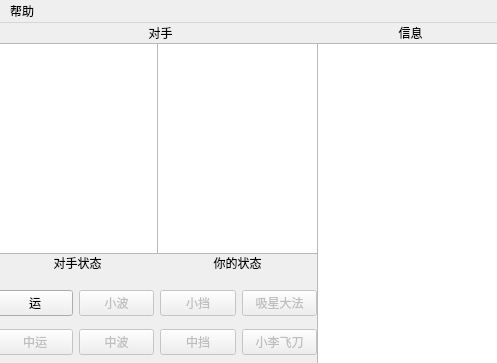
First picture: the form in yun.ui, repository Hayaking/yun, before the edit.
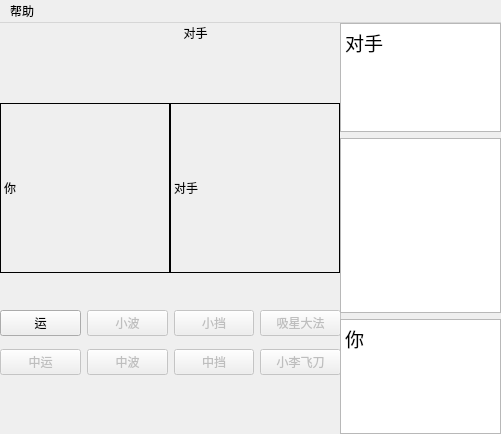
Second picture: the form after the edit.

What changed in the file:
```diff
--- a/yun.ui
+++ b/yun.ui
@@ -9,8 +9,8 @@
    <rect>
     <x>0</x>
     <y>0</y>
-    <width>497</width>
-    <height>363</height>
+    <width>501</width>
+    <height>434</height>
    </rect>
   </property>
   <property name="windowTitle">
@@ -23,9 +23,9 @@
    <widget class="QWidget" name="verticalLayoutWidget">
     <property name="geometry">
      <rect>
-      <x>-3</x>
-      <y>260</y>
-      <width>320</width>
+      <x>0</x>
+      <y>280</y>
+      <width>341</width>
       <height>81</height>
      </rect>
     </property>
@@ -112,98 +112,12 @@
      </item>
     </layout>
    </widget>
-   <widget class="QTextEdit" name="textEdit">
-    <property name="geometry">
-     <rect>
-      <x>-3</x>
-      <y>20</y>
-      <width>161</width>
-      <height>211</height>
-     </rect>
-    </property>
-    <property name="font">
-     <font>
-      <family>微软雅黑</family>
-      <pointsize>14</pointsize>
-     </font>
-    </property>
-    <property name="documentTitle">
-     <string/>
-    </property>
-    <property name="readOnly">
-     <bool>true</bool>
-    </property>
-   </widget>
-   <widget class="QTextEdit" name="textEdit_3">
-    <property name="geometry">
-     <rect>
-      <x>317</x>
-      <y>20</y>
-      <width>181</width>
-      <height>321</height>
-     </rect>
-    </property>
-   </widget>
-   <widget class="QTextEdit" name="textEdit_2">
-    <property name="geometry">
-     <rect>
-      <x>157</x>
-      <y>20</y>
-      <width>161</width>
-      <height>211</height>
-     </rect>
-    </property>
-    <property name="font">
-     <font>
-      <family>微软雅黑</family>
-      <pointsize>14</pointsize>
-     </font>
-    </property>
-    <property name="readOnly">
-     <bool>true</bool>
-    </property>
-   </widget>
-   <widget class="QLabel" name="label">
-    <property name="geometry">
-     <rect>
-      <x>-3</x>
-      <y>230</y>
-      <width>161</width>
-      <height>20</height>
-     </rect>
-    </property>
-    <property name="layoutDirection">
-     <enum>Qt::RightToLeft</enum>
-    </property>
-    <property name="text">
-     <string>对手状态</string>
-    </property>
-    <property name="alignment">
-     <set>Qt::AlignCenter</set>
-    </property>
-   </widget>
-   <widget class="QLabel" name="label_2">
-    <property name="geometry">
-     <rect>
-      <x>157</x>
-      <y>230</y>
-      <width>161</width>
-      <height>20</height>
-     </rect>
-    </property>
-    <property name="text">
-     <string>你的状态</string>
-    </property>
-    <property name="alignment">
-     <set>Qt::AlignCenter</set>
-    </property>
-   </widget>
    <widget class="QLabel" name="label_3">
     <property name="geometry">
      <rect>
       <x>0</x>
       <y>0</y>
-      <width>321</width>
+      <width>391</width>
       <height>20</height>
      </rect>
     </property>
@@ -214,20 +128,120 @@
      <set>Qt::AlignCenter</set>
     </property>
    </widget>
-   <widget class="QLabel" name="label_4">
+   <widget class="QWidget" name="verticalLayoutWidget_2">
     <property name="geometry">
      <rect>
-      <x>320</x>
+      <x>340</x>
       <y>0</y>
-      <width>181</width>
-      <height>20</height>
+      <width>161</width>
+      <height>411</height>
      </rect>
     </property>
+    <layout class="QVBoxLayout" name="verticalLayout">
+     <item>
+      <widget class="QTextEdit" name="textEdit">
+       <property name="maximumSize">
+        <size>
+         <width>199</width>
+         <height>126</height>
+        </size>
+       </property>
+       <property name="font">
+        <font>
+         <family>微软雅黑</family>
+         <pointsize>14</pointsize>
+        </font>
+       </property>
+       <property name="documentTitle">
+        <string/>
+       </property>
+       <property name="readOnly">
+        <bool>true</bool>
+       </property>
+       <property name="html">
+        <string>&lt;!DOCTYPE HTML PUBLIC &quot;-//W3C//DTD HTML 4.0//EN&quot; &quot;http://www.w3.org/TR/REC-html40/strict.dtd&quot;&gt;
+&lt;html&gt;&lt;head&gt;&lt;meta name=&quot;qrichtext&quot; content=&quot;1&quot; /&gt;&lt;style type=&quot;text/css&quot;&gt;
+p, li { white-space: pre-wrap; }
+&lt;/style&gt;&lt;/head&gt;&lt;body style=&quot; font-family:'微软雅黑'; font-size:14pt; font-weight:400; font-style:normal;&quot;&gt;
+&lt;p style=&quot; margin-top:0px; margin-bottom:0px; margin-left:0px; margin-right:0px; -qt-block-indent:0; text-indent:0px;&quot;&gt;对手&lt;/p&gt;
+&lt;p style=&quot;-qt-paragraph-type:empty; margin-top:0px; margin-bottom:0px; margin-left:0px; margin-right:0px; -qt-block-indent:0; text-indent:0px;&quot;&gt;&lt;br /&gt;&lt;/p&gt;&lt;/body&gt;&lt;/html&gt;</string>
+       </property>
+      </widget>
+     </item>
+     <item>
+      <widget class="QTextEdit" name="textEdit_3">
+       <property name="minimumSize">
+        <size>
+         <width>0</width>
+         <height>175</height>
+        </size>
+       </property>
+      </widget>
+     </item>
+     <item>
+      <widget class="QTextEdit" name="textEdit_2">
+       <property name="maximumSize">
+        <size>
+         <width>16777215</width>
+         <height>132</height>
+        </size>
+       </property>
+       <property name="font">
+        <font>
+         <family>微软雅黑</family>
+         <pointsize>14</pointsize>
+        </font>
+       </property>
+       <property name="readOnly">
+        <bool>true</bool>
+       </property>
+       <property name="html">
+        <string>&lt;!DOCTYPE HTML PUBLIC &quot;-//W3C//DTD HTML 4.0//EN&quot; &quot;http://www.w3.org/TR/REC-html40/strict.dtd&quot;&gt;
+&lt;html&gt;&lt;head&gt;&lt;meta name=&quot;qrichtext&quot; content=&quot;1&quot; /&gt;&lt;style type=&quot;text/css&quot;&gt;
+p, li { white-space: pre-wrap; }
+&lt;/style&gt;&lt;/head&gt;&lt;body style=&quot; font-family:'微软雅黑'; font-size:14pt; font-weight:400; font-style:normal;&quot;&gt;
+&lt;p style=&quot; margin-top:0px; margin-bottom:0px; margin-left:0px; margin-right:0px; -qt-block-indent:0; text-indent:0px;&quot;&gt;你&lt;/p&gt;&lt;/body&gt;&lt;/html&gt;</string>
+       </property>
+      </widget>
+     </item>
+    </layout>
+   </widget>
+   <widget class="QLabel" name="image_u">
+    <property name="geometry">
+     <rect>
+      <x>0</x>
+      <y>80</y>
+      <width>170</width>
+      <height>170</height>
+     </rect>
+    </property>
+    <property name="autoFillBackground">
+     <bool>true</bool>
+    </property>
+    <property name="frameShape">
+     <enum>QFrame::Box</enum>
+    </property>
     <property name="text">
-     <string>信息</string>
+     <string>你</string>
     </property>
-    <property name="alignment">
-     <set>Qt::AlignCenter</set>
+   </widget>
+   <widget class="QLabel" name="image_opp">
+    <property name="geometry">
+     <rect>
+      <x>170</x>
+      <y>80</y>
+      <width>170</width>
+      <height>170</height>
+     </rect>
+    </property>
+    <property name="autoFillBackground">
+     <bool>true</bool>
+    </property>
+    <property name="frameShape">
+     <enum>QFrame::Box</enum>
+    </property>
+    <property name="text">
+     <string>对手</string>
     </property>
    </widget>
   </widget>
@@ -236,7 +250,7 @@
     <rect>
      <x>0</x>
      <y>0</y>
-     <width>497</width>
+     <width>501</width>
      <height>23</height>
     </rect>
    </property>
```
